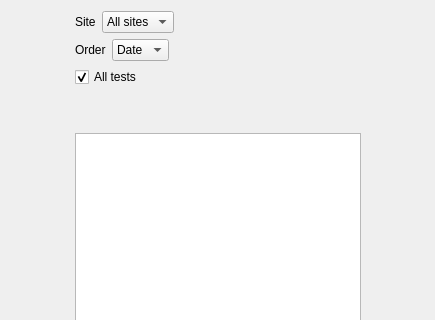
Old version of the form ui/generateRaportDialog.ui in the repository Unvire/DataAnalyzer; both pictures show x 0 to 435 and y 0 to 320 of the 435 by 522 pixel window.
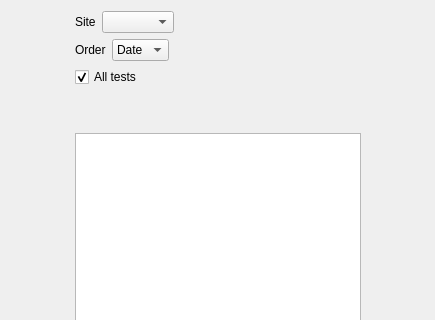
New version of the form.

Commit message: fixes error with accessing wrong sites by using name of site instead of index

The edit to the form file:
```diff
--- a/ui/generateRaportDialog.ui
+++ b/ui/generateRaportDialog.ui
@@ -43,11 +43,6 @@
          <property name="statusTip">
           <string/>
          </property>
-         <item>
-          <property name="text">
-           <string>All sites</string>
-          </property>
-         </item>
         </widget>
        </item>
        <item>
```
The commit also changes 6 other files.
